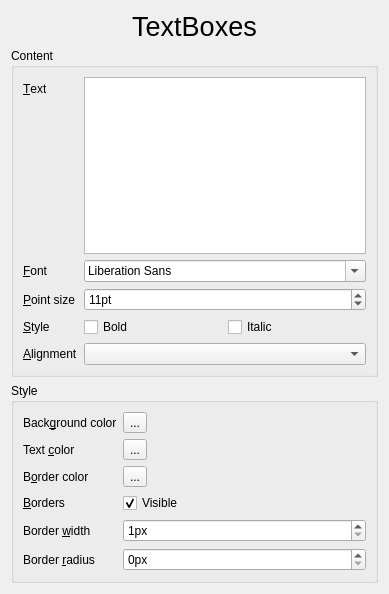
This is sources/Forms/formtextboxes.ui in jose94752/ClipEdit as Qt 5 draws it before an edit. The edited form follows.
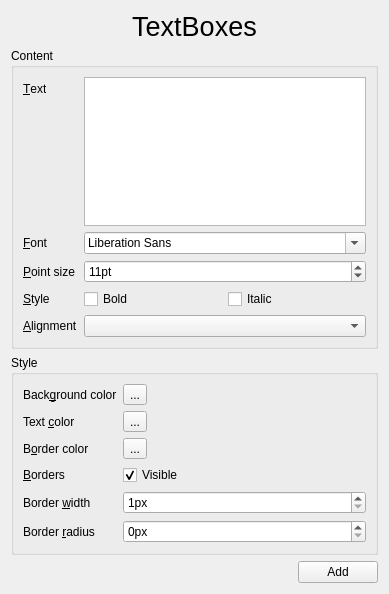
This is the edited form. Custom widgets are drawn as their Qt base class.

```diff
--- a/sources/Forms/formtextboxes.ui
+++ b/sources/Forms/formtextboxes.ui
@@ -267,6 +267,30 @@
      </layout>
     </widget>
    </item>
+   <item>
+    <layout class="QHBoxLayout" name="horizontalLayout_2">
+     <item>
+      <spacer name="horizontalSpacer">
+       <property name="orientation">
+        <enum>Qt::Horizontal</enum>
+       </property>
+       <property name="sizeHint" stdset="0">
+        <size>
+         <width>40</width>
+         <height>20</height>
+        </size>
+       </property>
+      </spacer>
+     </item>
+     <item>
+      <widget class="QPushButton" name="pushButtonAdd">
+       <property name="text">
+        <string>Add</string>
+       </property>
+      </widget>
+     </item>
+    </layout>
+   </item>
   </layout>
  </widget>
  <customwidgets>
```
Left out of the diff: 18 changed lines with no effect on the pictures.
